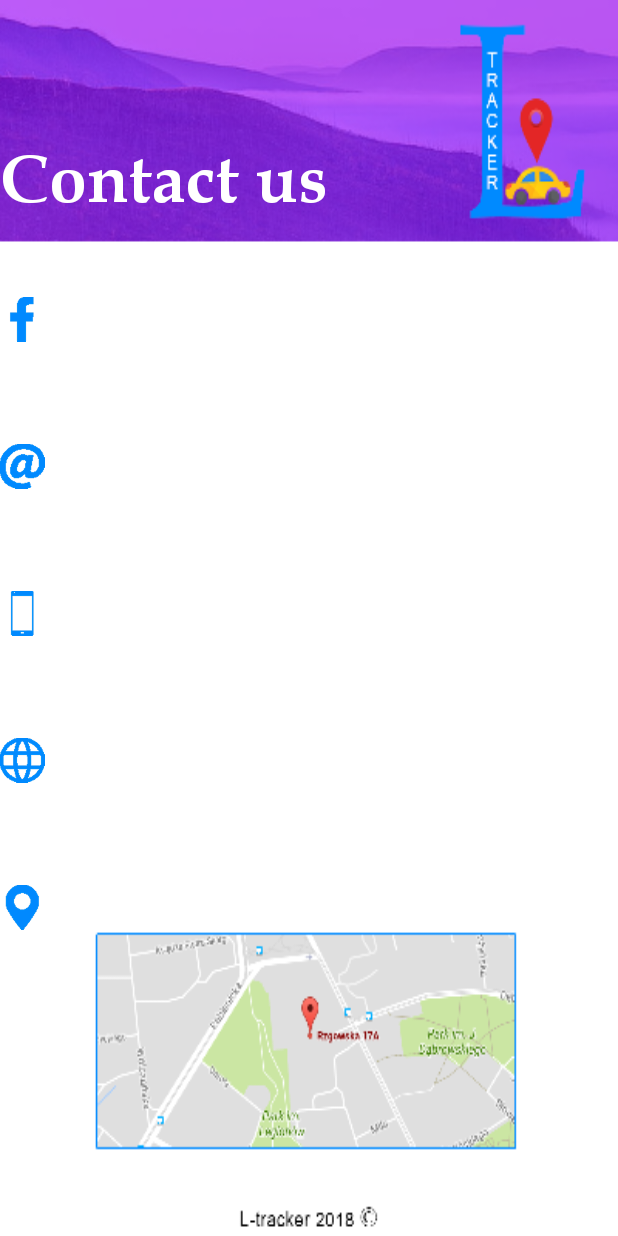
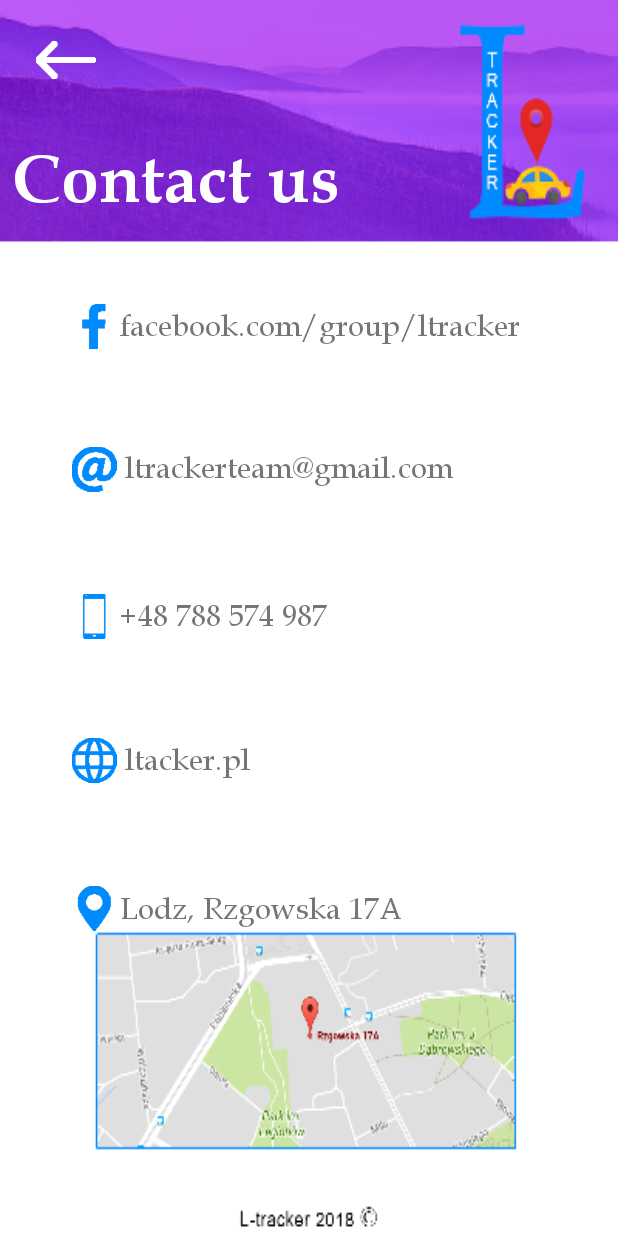
Before and after one commit to zhenyaklymenko/ltracker1, an Android app: the ContactUs screen opened directly, with no data from a screen before it, on a phone screen of 412 x 824 dp. Run offline under Robolectric (Android 15) with nearby library versions, the phone set to English and light mode, and no system bars.

Commit message:
contact us

```diff
--- a/app/src/main/AndroidManifest.xml
+++ b/app/src/main/AndroidManifest.xml
@@ -12,6 +12,7 @@
     <uses-permission android:name="android.permission.ACCESS_COARSE_LOCATION" />
     <uses-permission android:name="android.permission.GET_ACCOUNTS" />
     <uses-permission android:name="android.permission.AUTHENTICATE_ACCOUNTS" />
+    <uses-permission android:name="android.permission.CALL_PHONE"/>
 
     <application
         android:allowBackup="true"
@@ -53,7 +54,10 @@
                 <category android:name="android.intent.category.LAUNCHER" />
             </intent-filter>
         </activity>
-        <activity android:name=".ContactUs"></activity>
+        <activity android:name=".ContactUs"
+            android:screenOrientation="portrait">
+
+        </activity>
     </application>
 
 </manifest>
--- a/app/src/main/java/com/wladeq/ltracker/ContactUs.java
+++ b/app/src/main/java/com/wladeq/ltracker/ContactUs.java
@@ -1,7 +1,12 @@
 package com.wladeq.ltracker;
 
+import android.content.Intent;
+import android.content.pm.PackageManager;
+import android.net.Uri;
+import android.support.v4.app.ActivityCompat;
 import android.support.v7.app.AppCompatActivity;
 import android.os.Bundle;
+import android.view.View;
 
 public class ContactUs extends AppCompatActivity {
 
@@ -10,4 +15,20 @@ public class ContactUs extends AppCompatActivity {
         super.onCreate(savedInstanceState);
         setContentView(R.layout.activity_contact_us);
     }
+
+    public void call(View view) {
+        Intent i = new Intent(Intent.ACTION_DIAL);
+        String p = "tel:" + getString(R.string.tel);
+        i.setData(Uri.parse(p));
+        startActivity(i);
+    }
+    public void sendEmail(View view) {
+        String a = "Podziękowanie";
+        String b = "Dziękuję bardzo za taką przepiękną appkę!!";
+        Intent intent = new Intent(Intent.ACTION_SENDTO, Uri.fromParts(
+                "mailto","ltrackerteam@email.com", null));
+        intent.putExtra(Intent.EXTRA_SUBJECT, a);
+        intent.putExtra(Intent.EXTRA_TEXT, b);
+        startActivity(Intent.createChooser(intent, "Choose an Email client :"));
+    }
 }
--- a/app/src/main/res/layout/activity_contact_us.xml
+++ b/app/src/main/res/layout/activity_contact_us.xml
@@ -4,8 +4,8 @@
     xmlns:tools="http://schemas.android.com/tools"
     android:layout_width="match_parent"
     android:layout_height="match_parent"
+    android:background="@drawable/contact_us_page"
     android:orientation="vertical"
-    android:background="@drawable/contact_us_page"
     tools:context="com.wladeq.ltracker.MainActivity"
     tools:layout_editor_absoluteY="25dp">
 
@@ -14,14 +14,16 @@
         android:id="@+id/textView2"
         android:layout_width="wrap_content"
         android:layout_height="wrap_content"
+        android:layout_marginStart="8dp"
         android:layout_marginTop="60dp"
         android:fontFamily="@font/bkant_bold"
-        android:text="Contact us"
+        android:text="@string/contact_us_btn"
         android:textColor="@color/white"
         android:textSize="45sp"
         app:layout_constraintBottom_toTopOf="@+id/button4"
         app:layout_constraintStart_toStartOf="parent"
-        app:layout_constraintTop_toTopOf="parent" />
+        app:layout_constraintTop_toTopOf="parent"
+        android:layout_marginLeft="8dp" />
 
     <Button
         android:id="@+id/button"
@@ -30,8 +32,10 @@
         android:layout_height="70dp"
         app:layout_constraintBottom_toTopOf="@+id/button3"
         app:layout_constraintEnd_toEndOf="parent"
+        app:layout_constraintHorizontal_bias="0.0"
         app:layout_constraintStart_toStartOf="parent"
-        app:layout_constraintTop_toBottomOf="@+id/button4" />
+        app:layout_constraintTop_toBottomOf="@+id/button4"
+        android:onClick="sendEmail"/>
 
     <Button
         android:id="@+id/button1"
@@ -42,7 +46,8 @@
         app:layout_constraintBottom_toBottomOf="parent"
         app:layout_constraintEnd_toEndOf="parent"
         app:layout_constraintStart_toStartOf="parent"
-        app:layout_constraintTop_toBottomOf="@+id/button2" />
+        app:layout_constraintTop_toBottomOf="@+id/button2"
+        />
 
     <Button
         android:id="@+id/button2"
@@ -62,7 +67,8 @@
         app:layout_constraintBottom_toTopOf="@+id/button2"
         app:layout_constraintEnd_toEndOf="parent"
         app:layout_constraintStart_toStartOf="parent"
-        app:layout_constraintTop_toBottomOf="@+id/button" />
+        app:layout_constraintTop_toBottomOf="@+id/button"
+        android:onClick="call"/>
 
     <Button
         android:id="@+id/button4"
@@ -77,58 +83,178 @@
 
     <ImageView
         android:id="@+id/imageView2"
-        android:layout_width="wrap_content"
+        android:layout_width="30dp"
         android:layout_height="wrap_content"
-        android:layout_marginBottom="8dp"
-        android:layout_marginTop="8dp"
-        app:layout_constraintBottom_toBottomOf="@+id/button4"
+        android:layout_marginStart="48dp"
+        app:layout_constraintBottom_toBottomOf="@+id/textView3"
         app:layout_constraintStart_toStartOf="parent"
-        app:layout_constraintTop_toTopOf="@+id/button4"
-        app:srcCompat="@drawable/facebook" />
+        app:layout_constraintTop_toTopOf="@+id/textView3"
+        app:layout_constraintVertical_bias="0.0"
+        app:srcCompat="@drawable/facebook"
+        android:layout_marginLeft="48dp"
+        android:contentDescription="@string/contact_us_btn" />
 
     <ImageView
         android:id="@+id/imageView3"
         android:layout_width="wrap_content"
-        android:layout_height="wrap_content"
-        android:layout_marginBottom="8dp"
-        android:layout_marginTop="8dp"
-        app:layout_constraintBottom_toBottomOf="@+id/button"
-        app:layout_constraintStart_toStartOf="parent"
-        app:layout_constraintTop_toTopOf="@+id/button"
-        app:srcCompat="@drawable/mail" />
+        android:layout_height="31dp"
+        android:layout_marginStart="48dp"
+        app:layout_constraintBottom_toBottomOf="@+id/textView5"
+        app:layout_constraintStart_toStartOf="@+id/button"
+        app:layout_constraintTop_toTopOf="@+id/textView5"
+        app:layout_constraintVertical_bias="0.0"
+        app:srcCompat="@drawable/mail"
+        android:layout_marginLeft="48dp"
+        android:contentDescription="@string/contact_us_btn" />
 
     <ImageView
         android:id="@+id/imageView4"
         android:layout_width="wrap_content"
         android:layout_height="wrap_content"
         android:layout_marginBottom="8dp"
+        android:layout_marginStart="48dp"
         android:layout_marginTop="8dp"
         app:layout_constraintBottom_toBottomOf="@+id/button3"
         app:layout_constraintStart_toStartOf="parent"
         app:layout_constraintTop_toTopOf="@+id/button3"
-        app:srcCompat="@drawable/phone" />
+        app:layout_constraintVertical_bias="0.583"
+        app:srcCompat="@drawable/phone"
+        android:contentDescription="@string/contact_us_btn"
+        android:layout_marginLeft="48dp" />
 
     <ImageView
         android:id="@+id/imageView5"
         android:layout_width="wrap_content"
         android:layout_height="wrap_content"
         android:layout_marginBottom="8dp"
+        android:layout_marginStart="48dp"
         android:layout_marginTop="8dp"
         app:layout_constraintBottom_toBottomOf="@+id/button2"
         app:layout_constraintStart_toStartOf="parent"
         app:layout_constraintTop_toTopOf="@+id/button2"
-        app:srcCompat="@drawable/web" />
+        app:srcCompat="@drawable/web"
+        android:layout_marginLeft="48dp"
+        android:contentDescription="@string/contact_us_btn" />
 
     <ImageView
         android:id="@+id/imageView6"
         android:layout_width="wrap_content"
         android:layout_height="wrap_content"
         android:layout_marginBottom="8dp"
+        android:layout_marginStart="48dp"
         android:layout_marginTop="8dp"
         app:layout_constraintBottom_toBottomOf="@+id/button1"
         app:layout_constraintStart_toStartOf="parent"
         app:layout_constraintTop_toTopOf="@+id/button1"
-        app:srcCompat="@drawable/location" />
+        app:layout_constraintVertical_bias="0.541"
+        app:srcCompat="@drawable/location"
+        android:contentDescription="@string/contact_us_btn"
+        android:layout_marginLeft="48dp" />
+
+    <TextView
+        android:id="@+id/textView3"
+        android:layout_width="wrap_content"
+        android:layout_height="wrap_content"
+        android:layout_marginStart="2dp"
+        android:fontFamily="@font/bkant"
+        android:text="@string/face"
+        android:textSize="20sp"
+        app:layout_constraintBottom_toBottomOf="@+id/button4"
+        app:layout_constraintStart_toEndOf="@+id/imageView2"
+        app:layout_constraintTop_toTopOf="@+id/button4"
+        app:layout_constraintVertical_bias="0.595"
+        android:layout_marginLeft="2dp" />
+
+    <TextView
+        android:id="@+id/textView4"
+        android:layout_width="wrap_content"
+        android:layout_height="wrap_content"
+        android:layout_marginBottom="8dp"
+        android:layout_marginStart="2dp"
+        android:layout_marginTop="8dp"
+        android:fontFamily="@font/bkant"
+        android:text="@string/tel"
+        android:textSize="20sp"
+        app:layout_constraintBottom_toBottomOf="@+id/button3"
+        app:layout_constraintStart_toEndOf="@+id/imageView4"
+        app:layout_constraintTop_toTopOf="@+id/button3"
+        app:layout_constraintVertical_bias="0.538"
+        android:layout_marginLeft="2dp" />
+
+    <TextView
+        android:id="@+id/textView5"
+        android:layout_width="wrap_content"
+        android:layout_height="wrap_content"
+        android:layout_marginBottom="8dp"
+        android:layout_marginStart="5dp"
+        android:layout_marginTop="8dp"
+        android:fontFamily="@font/bkant"
+        android:text="@string/meil"
+        android:textSize="20sp"
+        app:layout_constraintBottom_toBottomOf="@+id/button"
+        app:layout_constraintStart_toEndOf="@+id/imageView3"
+        app:layout_constraintTop_toTopOf="@+id/button"
+        android:layout_marginLeft="5dp" />
+
+    <TextView
+        android:id="@+id/textView6"
+        android:layout_width="wrap_content"
+        android:layout_height="wrap_content"
+        android:layout_marginBottom="8dp"
+        android:layout_marginStart="5dp"
+        android:layout_marginTop="8dp"
+        android:fontFamily="@font/bkant"
+        android:text="@string/ltacker_pl"
+        android:textSize="20sp"
+        app:layout_constraintBottom_toBottomOf="@+id/button2"
+        app:layout_constraintStart_toEndOf="@+id/imageView5"
+        app:layout_constraintTop_toTopOf="@+id/button2"
+        app:layout_constraintVertical_bias="0.461"
+        android:layout_marginLeft="5dp" />
+
+    <TextView
+        android:id="@+id/textView7"
+        android:layout_width="wrap_content"
+        android:layout_height="wrap_content"
+        android:layout_marginBottom="8dp"
+        android:layout_marginEnd="8dp"
+        android:layout_marginStart="2dp"
+        android:layout_marginTop="8dp"
+        android:fontFamily="@font/bkant"
+        android:text="@string/adres"
+        android:textSize="20sp"
+        app:layout_constraintBottom_toBottomOf="@+id/button1"
+        app:layout_constraintEnd_toEndOf="parent"
+        app:layout_constraintHorizontal_bias="0.0"
+        app:layout_constraintStart_toEndOf="@+id/imageView6"
+        app:layout_constraintTop_toTopOf="@+id/button1"
+        android:layout_marginRight="8dp"
+        android:layout_marginLeft="2dp" />
+
+    <Button
+        android:id="@+id/button5"
+        style="@style/NoBorderButton"
+        android:layout_width="wrap_content"
+        android:layout_height="54dp"
+        android:layout_marginBottom="8dp"
+        app:layout_constraintBottom_toTopOf="@+id/textView2"
+        app:layout_constraintStart_toStartOf="parent"
+        app:layout_constraintTop_toTopOf="parent" />
+
+    <ImageView
+        android:id="@+id/imageView8"
+        android:layout_width="40dp"
+        android:layout_height="wrap_content"
+        android:layout_marginBottom="12dp"
+        android:layout_marginEnd="8dp"
+        android:layout_marginStart="8dp"
+        android:layout_marginTop="12dp"
+        app:layout_constraintBottom_toBottomOf="@+id/button5"
+        app:layout_constraintEnd_toEndOf="@+id/button5"
+        app:layout_constraintStart_toStartOf="@+id/button5"
+        app:layout_constraintTop_toTopOf="@+id/button5"
+        app:srcCompat="@drawable/back"
+        android:contentDescription="@string/contact_us_btn" />
 
 
 </android.support.constraint.ConstraintLayout>
--- a/app/src/main/res/values/strings.xml
+++ b/app/src/main/res/values/strings.xml
@@ -5,4 +5,10 @@
     <string name="my_previous_rides">My previous rides:</string>
     <string name="login">LOGIN</string>
     <string name="contact_us">CONTACT US</string>
+    <string name="contact_us_btn">Contact us</string>
+    <string name="face">facebook.com/group/ltracker</string>
+    <string name="tel">+48 788 574 987</string>
+    <string name="meil">ltrackerteam@gmail.com</string>
+    <string name="ltacker_pl">ltacker.pl</string>
+    <string name="adres">Lodz, Rzgowska 17A</string>
 </resources>
```
Also changed, not shown: app/src/main/res/drawable-hdpi/back.png (added), app/src/main/res/drawable-mdpi/back.png (added), app/src/main/res/drawable-xhdpi/back.png (added), app/src/main/res/drawable-xxhdpi/back.png (added), app/src/main/res/drawable-xxxhdpi/back.png (added).
